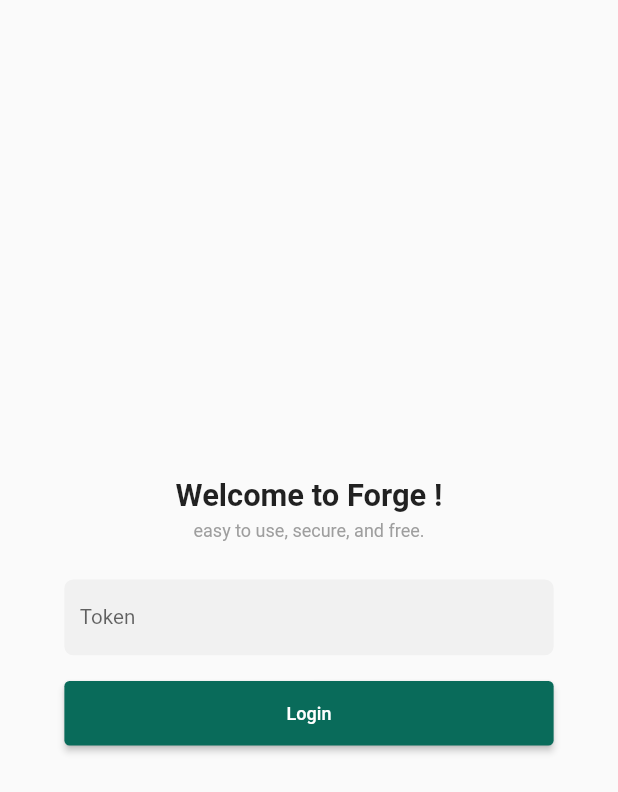
After one commit to arashsheyda/laravel-forge-app, a Flutter app: the LoginScreen screen opened by its route, after a tap on "Login", on a phone screen of 412 x 824 dp. The commit adds this screen. Shown: the top 792 px of the screen. Run offline on Flutter 3.47's test engine with Material 2 defaults, Android fonts, the phone set to English and light mode, and no system bars; our stand-ins replace dio, flutter_bloc, flutter_dotenv, flutter_svg, freezed_annotation, hydrated_bloc and 3 more; missing offline and left inert: on_screen_ruler; generated files the repository leaves out were written again; network calls fail.

Commit message:
feat: implemented auth

```diff
--- a/lib/core/router/route_generator.dart
+++ b/lib/core/router/route_generator.dart
@@ -1,7 +1,7 @@
-import 'package:flutter/material.dart';
 import 'package:flutter/cupertino.dart';
 import 'package:forge/modules/about/screens/about_screen.dart';
 import 'package:forge/modules/app.dart';
+import 'package:forge/modules/auth/screens/login_screen.dart';
 import 'package:forge/modules/error/screens/not_found_screen.dart';
 
 class RouteGenerator {
@@ -10,9 +10,11 @@ class RouteGenerator {
 
     switch (settings.name) {
       case '/':
-        return MaterialPageRoute(builder: (_) => const App());
+        return CupertinoPageRoute(builder: (_) => const App());
       case '/about':
-        return MaterialPageRoute(builder: (_) => const AboutScreen());
+        return CupertinoPageRoute(builder: (_) => const AboutScreen());
+      case '/auth/login':
+        return CupertinoPageRoute(builder: (_) => const LoginScreen());
 
       default:
         return notFound(settings);
--- a/lib/main.dart
+++ b/lib/main.dart
@@ -5,6 +5,9 @@ import 'package:forge/core/cubit/navigation/navigation_cubit.dart';
 import 'package:forge/modules/app.dart';
 import 'package:forge/core/styles/themes.dart';
 import 'package:flutter_dotenv/flutter_dotenv.dart';
+import 'package:forge/modules/auth/cubit/auth_cubit.dart';
+import 'package:forge/modules/auth/cubit/auth_repository.dart';
+import 'package:forge/modules/auth/screens/login_screen.dart';
 import 'package:on_screen_ruler/on_screen_ruler.dart';
 import 'package:forge/core/router/route_generator.dart';
 import 'package:responsive_framework/responsive_framework.dart';
@@ -41,6 +44,7 @@ class MyApp extends StatelessWidget {
       providers: [
         BlocProvider<SettingCubit>(create: (_) => SettingCubit()),
         BlocProvider<NavigationCubit>(create: (_) => NavigationCubit()),
+        BlocProvider<AuthCubit>(create: (_) => AuthCubit(AuthRepository())),
       ],
       child: BlocBuilder<SettingCubit, SettingState>(
         builder: (BuildContext context, SettingState state) {
@@ -66,7 +70,16 @@ class MyApp extends StatelessWidget {
                 ),
               );
             },
-            home: state.onboarding ? const OnboardingScreen() : const App(),
+            home: state.onboarding
+                ? const OnboardingScreen()
+                : BlocBuilder<AuthCubit, AuthState>(
+                    bloc: context.read<AuthCubit>().setToken(),
+                    builder: (context, state) {
+                      return state.user != null
+                          ? const App()
+                          : const LoginScreen();
+                    },
+                  ),
             initialRoute: '/',
             title: 'PersianSDA Starter',
             theme: lightTheme,
--- /dev/null
+++ b/lib/modules/auth/cubit/auth_cubit.dart
@@ -0,0 +1,50 @@
+import 'package:hydrated_bloc/hydrated_bloc.dart';
+import 'package:forge/modules/auth/models/user.dart';
+import 'package:forge/core/services/api_service.dart';
+import 'package:freezed_annotation/freezed_annotation.dart';
+import 'package:forge/modules/auth/cubit/auth_repository.dart';
+
+part 'auth_state.dart';
+part 'auth_cubit.g.dart';
+part 'auth_cubit.freezed.dart';
+
+class AuthCubit extends Cubit<AuthState> with HydratedMixin {
+  AuthRepository repository;
+  AuthCubit(this.repository) : super(AuthState.initial());
+
+  Future<void> login(String token) async {
+    try {
+      final user = await repository.fetchUser(token: token);
+
+      if (user != null) {
+        emit(state.copyWith(
+          token: token,
+          user: user,
+        ));
+      }
+    } catch (e) {
+      // TODO: handle error
+      print(e);
+    }
+  }
+
+  setToken() {
+    if (state.token != null) {
+      ApiService.token = state.token;
+    }
+  }
+
+  void logout() {
+    emit(state.copyWith(token: '', user: null, error: null));
+  }
+
+  @override
+  AuthState fromJson(Map<String, dynamic> json) {
+    return AuthState.fromJson(json);
+  }
+
+  @override
+  Map<String, dynamic> toJson(AuthState state) {
+    return state.toJson();
+  }
+}
--- /dev/null
+++ b/lib/modules/auth/cubit/auth_repository.dart
@@ -0,0 +1,24 @@
+import 'package:dio/dio.dart';
+import 'package:forge/modules/auth/models/user.dart';
+import 'package:forge/core/services/api_service.dart';
+
+class AuthRepository {
+  Future fetchUser({required String token}) async {
+    try {
+      final response = await ApiService().dio.get(
+            '/user',
+            options: Options(
+              headers: {'authorization': 'Bearer $token'},
+            ),
+          );
+      final user = response.data['user'];
+      if (user != null) {
+        ApiService.token = token;
+      }
+      return User.fromJson(user);
+      // ignore: unused_catch_clause
+    } on DioError catch (e) {
+      rethrow;
+    }
+  }
+}
--- /dev/null
+++ b/lib/modules/auth/cubit/auth_state.dart
@@ -0,0 +1,15 @@
+part of 'auth_cubit.dart';
+
+@freezed
+class AuthState with _$AuthState {
+  const factory AuthState({
+    String? token,
+    String? error,
+    User? user,
+  }) = _AuthState;
+
+  factory AuthState.initial() => const AuthState();
+
+  factory AuthState.fromJson(Map<String, dynamic> json) =>
+      _$AuthStateFromJson(json);
+}
--- /dev/null
+++ b/lib/modules/auth/models/user.dart
@@ -0,0 +1,19 @@
+// ignore_for_file: non_constant_identifier_names
+
+import 'package:freezed_annotation/freezed_annotation.dart';
+
+part 'user.freezed.dart';
+part 'user.g.dart';
+
+@freezed
+class User with _$User {
+  const User._();
+  const factory User({
+    required int id,
+    required String name,
+    required String email,
+    required String forge_token,
+  }) = _User;
+
+  factory User.fromJson(Map<String, dynamic> json) => _$UserFromJson(json);
+}
--- /dev/null
+++ b/lib/modules/auth/screens/login_screen.dart
@@ -0,0 +1,90 @@
+import 'package:flutter/material.dart';
+import 'package:forge/core/styles/borders.dart';
+import 'package:flutter_bloc/flutter_bloc.dart';
+import 'package:forge/modules/auth/cubit/auth_cubit.dart';
+// import 'package:flutter_gen/gen_l10n/app_localization.dart';
+
+class LoginScreen extends StatefulWidget {
+  const LoginScreen({super.key});
+
+  @override
+  State<LoginScreen> createState() => _LoginScreenState();
+}
+
+class _LoginScreenState extends State<LoginScreen> {
+  final TextEditingController _tokenController = TextEditingController();
+
+  @override
+  Widget build(BuildContext context) {
+    return Scaffold(
+      body: Container(
+        padding: const EdgeInsets.all(50),
+        child: Column(
+          mainAxisAlignment: MainAxisAlignment.center,
+          children: [
+            Column(
+              mainAxisAlignment: MainAxisAlignment.center,
+              crossAxisAlignment: CrossAxisAlignment.center,
+              children: [
+                const Text(
+                  'Welcome to Forge !',
+                  style: TextStyle(
+                    fontSize: 24,
+                    fontWeight: FontWeight.bold,
+                  ),
+                ),
+                const SizedBox(height: 5),
+                const Text(
+                  'easy to use, secure, and free.',
+                  style: TextStyle(
+                    color: Colors.grey,
+                  ),
+                ),
+                const SizedBox(height: 30),
+                TextFormField(
+                  controller: _tokenController,
+                  decoration: InputDecoration(
+                    labelText: 'Token',
+                    fillColor: Colors.grey.withOpacity(0.1),
+                    filled: true,
+                    border: OutlineInputBorder(
+                      borderRadius: borderRadius,
+                      borderSide: BorderSide.none,
+                    ),
+                  ),
+                ),
+                const SizedBox(height: 20),
+                BlocBuilder<AuthCubit, AuthState>(builder: (context, state) {
+                  return Column(
+                    children: [
+                      SizedBox(
+                        width: double.infinity,
+                        height: 50,
+                        child: ElevatedButton(
+                          onPressed: () async {
+                            context
+                                .read<AuthCubit>()
+                                .login(_tokenController.text)
+                                .then((value) => {
+                                      if (state.token != null)
+                                        {
+                                          Navigator.of(context)
+                                              .pushReplacementNamed('/')
+                                        }
+                                    });
+                          },
+                          child: const Text('Login'),
+                        ),
+                      ),
+                      const SizedBox(height: 10),
+                    ],
+                  );
+                }),
+              ],
+            ),
+          ],
+        ),
+      ),
+    );
+  }
+}
```
Also changed, not shown: lib/modules/auth/cubit/auth_cubit.freezed.dart (added), lib/modules/auth/cubit/auth_cubit.g.dart (added), lib/modules/auth/models/user.freezed.dart (added), lib/modules/auth/models/user.g.dart (added), 1 other file.
